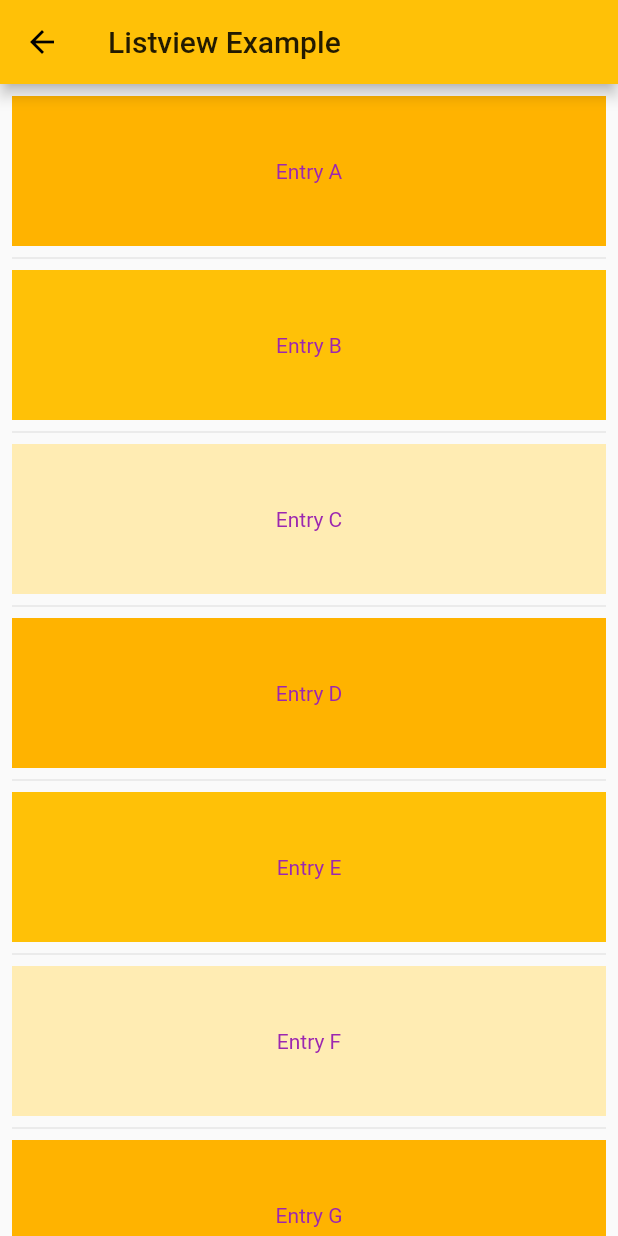
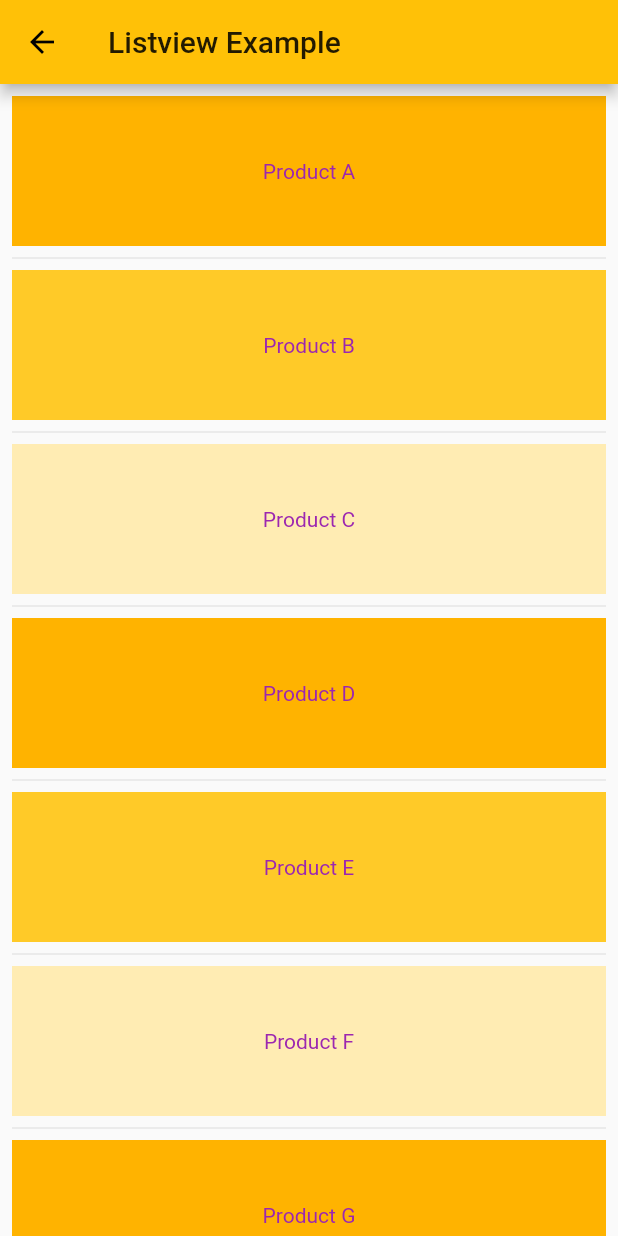
Before and after one commit to is767-1-2021/walaikorn, a Flutter app: the FourthPage screen opened by its route, on a phone screen of 412 x 824 dp. Run offline on Flutter 3.47's test engine with Material 2 defaults, Android fonts, the phone set to English and light mode, and no system bars; project files that could hold a hidden picture were left out.

Commit message:
Add routes to FirstPage+FakeAnimation_on_SevenPage+MergeFirstAndSeventhPage+ModFourthPage

```diff
--- a/first_app/lib/main.dart
+++ b/first_app/lib/main.dart
@@ -4,6 +4,7 @@ import 'pages/fifth_page.dart';
 import 'pages/first_page.dart';
 import 'pages/fourth_page.dart';
 import 'pages/second_page.dart';
+import 'pages/seventh_page.dart';
 import 'pages/sixth_page.dart';
 import 'pages/third_page.dart';
 
@@ -23,7 +24,7 @@ class MyApp extends StatelessWidget {
           bodyText2: TextStyle(color: Colors.purple),
         )
       ),
-      initialRoute: '/6',
+      initialRoute: '/1',
       routes: <String, WidgetBuilder> {
         '/1':(context) => FirstPage(),
         '/2': (context) => SecondPage(),
@@ -31,6 +32,7 @@ class MyApp extends StatelessWidget {
         '/4': (context) => FourthPage(),
         '/5': (context) => FifthPage(),
         '/6': (context) => SixthPage(),
+        '/7': (context) => SeventhPage(),
       }
     );
   }
--- a/first_app/lib/pages/fifth_page.dart
+++ b/first_app/lib/pages/fifth_page.dart
@@ -9,7 +9,7 @@ class FifthPage extends StatelessWidget{
       ),
       body: GridView.count(
         crossAxisCount: 2,
-        children: List.generate(6, (index) {
+        children: List.generate(7, (index) {
           return InkWell(
             onTap: (){
               Navigator.pushNamed(context, '/${index+1}');
--- a/first_app/lib/pages/fourth_page.dart
+++ b/first_app/lib/pages/fourth_page.dart
@@ -4,7 +4,7 @@ class FourthPage extends StatelessWidget{
   @override
   Widget build(BuildContext context) {
     final List<String> entries = <String> ['A', 'B', 'C', 'D', 'E', 'F', 'G', 'H', 'I', 'J', 'K', 'L', 'M', 'N'];
-    final List<int> colorcodes = <int> [600, 500, 100];
+    final List<int> colorcodes = <int> [600, 400, 100];
 
     return Scaffold(
       appBar: AppBar(
@@ -14,11 +14,11 @@ class FourthPage extends StatelessWidget{
         padding: EdgeInsets.all(8.0),
         itemCount: entries.length,
         itemBuilder: (context, index) {
-          return Container(
-            height: 100,
-            color: Colors.amber[colorcodes[index % 3]],
-            child: Center(
-              child: Text('Entry ${entries[index]}'),
+          return ProductTile(
+            item: ProductItem(
+             name: 'Product ${entries[index]}',
+             price: '฿25',
+             colorShade: colorcodes[index % 3],
             ),
           );
         },
@@ -27,3 +27,61 @@ class FourthPage extends StatelessWidget{
     );
   }
 }
+
+class ProductItem {
+  final String name;
+  final String price;
+  final int colorShade;
+
+  const ProductItem({Key? key,
+  required this.name, required this.price, required this.colorShade});
+}
+
+class ProductTile extends StatelessWidget {
+  final ProductItem item;
+
+  const ProductTile({Key? key, required this.item}) : super(key: key);
+
+  @override
+  Widget build(BuildContext context) {
+   return GestureDetector(
+     onTap: () {
+       Navigator.push(context,
+        MaterialPageRoute(
+          builder: (context) => ProductDetial(item: item),
+        ),
+      );
+     },
+      child: Container(
+      height: 100,
+      color: Colors.amber[item.colorShade],
+       child: Center(
+        child: Text('${item.name}'),
+        ),
+      ),
+    );
+  }
+}
+
+class ProductDetial extends StatelessWidget {
+  final ProductItem item;
+
+  const ProductDetial({Key? key, required this.item}) : super(key: key);
+
+  @override
+  Widget build(BuildContext context) {
+    return Scaffold(
+      appBar: AppBar(
+        title: Text('Product Detail'),
+      ),
+      body: Column(
+        mainAxisAlignment: MainAxisAlignment.center,
+        crossAxisAlignment: CrossAxisAlignment.center,
+        children: [
+          Text('Product Name: ${item.name}'),
+          Text('Price: ${item.price}'),
+        ],
+      ),
+    );
+  }
+}
```
Also changed, not shown: first_app/lib/pages/first_page.dart (+46 -3 lines), first_app/lib/pages/seventh_page.dart (added, +50 -0 lines), first_app/lib/pages/sixth_page.dart (+3 -4 lines).
